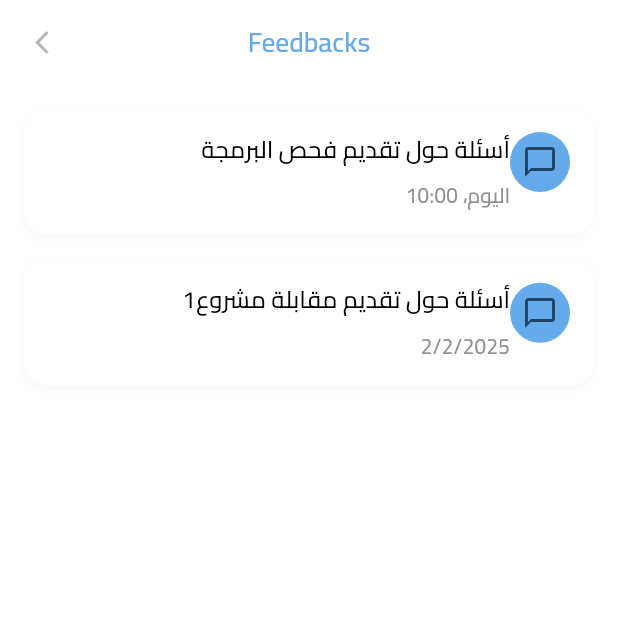
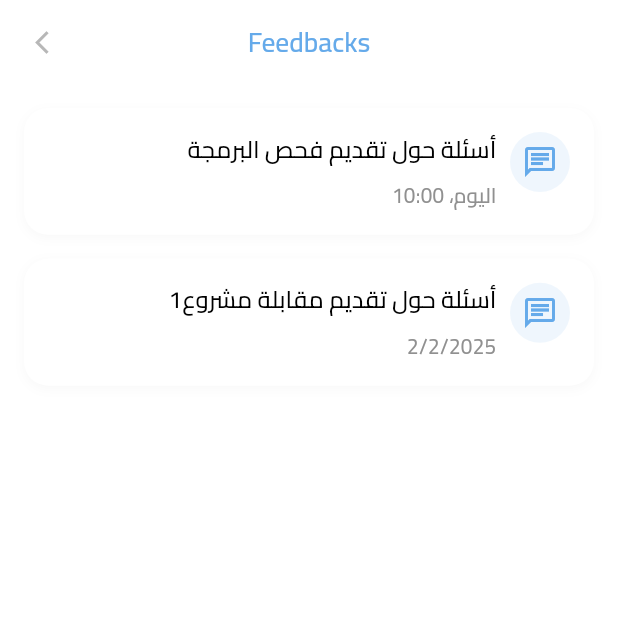
Before and after one commit to KhalidSinan/Sa7b-MobileApp, a Flutter app: the FeedbacksScreen screen opened by its route, on a phone screen of 412 x 824 dp, the top half of it. Run offline on Flutter 3.47's test engine with Material 3 defaults, Android fonts, the light colour scheme and no system bars; our stand-ins replace bloc, dio, flutter_bloc, flutter_screenutil, freezed_annotation, image_picker.

```diff
--- a/lib/features/feedbacks/ui/feedbacks_screen.dart
+++ b/lib/features/feedbacks/ui/feedbacks_screen.dart
@@ -65,9 +65,10 @@ class FeedbacksScreen extends StatelessWidget {
                       ],
                     ),
                   ),
+                  SizedBox(width: 8.w),
                   CircleAvatar(
-                    backgroundColor: AppColors.primary,
-                    child: Icon(Icons.chat_bubble_outline, color: AppColors.secondary),
+                    backgroundColor: AppColors.primary.withOpacity(0.1),
+                    child: Icon(Icons.chat_outlined, color: AppColors.primary),
                   ),
                 ],
               ),
```
